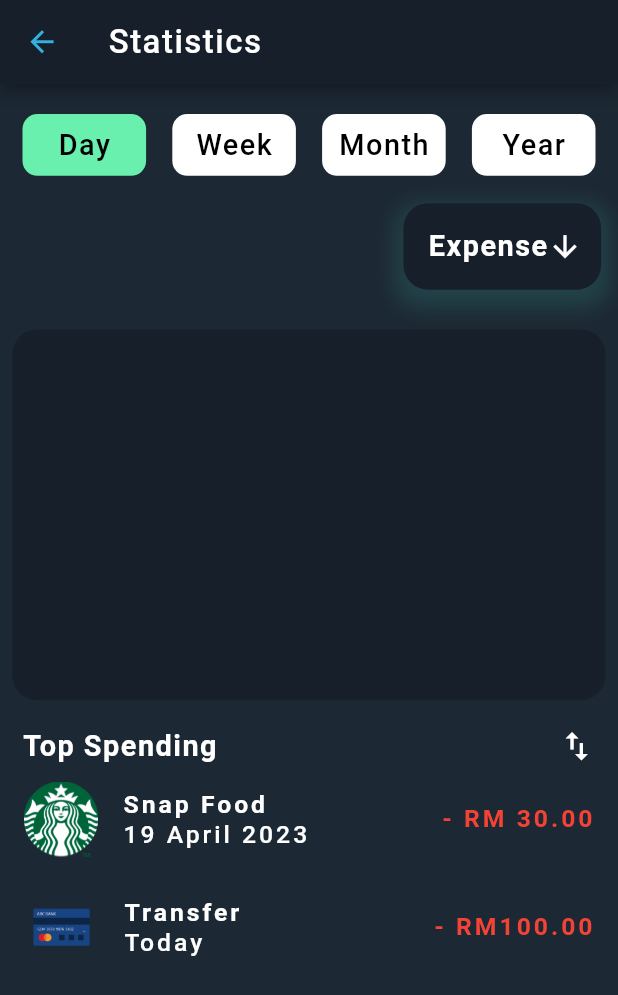
After one commit to AfiqHarith20/Money_Manager, a Flutter app: the StatisticsPage screen opened directly, on a phone screen of 412 x 824 dp. The commit adds this screen. Shown: the top 995 px of the screen. Run offline on Flutter 3.47's test engine with Material 2 defaults, Android fonts, the phone set to English and light mode, and no system bars; our stand-ins replace custom_sliding_segmented_control, google_fonts, keyboard_actions, sizer; missing offline and left inert: speed_dial_fab; Roboto replaces fonts that are missing (Abel, Aubrey).

Commit message:
adding statistic page
chart cannot load

```diff
--- a/lib/data/data.dart
+++ b/lib/data/data.dart
@@ -66,3 +66,20 @@ List<Money> geter() {
   transfer.time = '20 April 2023';
   return [upwork, starbucks, transfer, upwork, starbucks, transfer];
 }
+
+List<Money> geter_top() {
+  Money snap_food = Money();
+  snap_food.time = '19 April 2023';
+  snap_food.image = 'starbuck.png';
+  snap_food.buy = true;
+  snap_food.fee = '- \RM 30.00';
+  snap_food.name = 'Snap Food';
+  Money snap = Money();
+  snap.image = 'credit card 2.png';
+  snap.time = 'Today';
+  snap.buy = true;
+  snap.fee = '- \RM100.00';
+  snap.name = 'Transfer';
+
+  return [snap_food, snap];
+}
--- a/lib/page/drawer_page.dart
+++ b/lib/page/drawer_page.dart
@@ -7,6 +7,7 @@ import 'package:money_manager/constants.dart';
 import 'package:money_manager/page/currencylist_page.dart';
 import 'package:money_manager/page/homepage.dart';
 import 'package:money_manager/page/profile_page.dart';
+import 'package:money_manager/page/statistics_page.dart';
 import 'package:sizer/sizer.dart';
 
 class DrawerPage extends StatelessWidget {
@@ -66,9 +67,16 @@ class DrawerPage extends StatelessWidget {
             onTap: () => {Navigator.of(context).pop()},
           ),
           ListTile(
-            leading: Icon(Icons.receipt_rounded),
-            title: Text('Record'),
-            onTap: () => {Navigator.of(context).pop()},
+            leading: Icon(Icons.auto_graph_rounded),
+            title: Text('Statistics'),
+            onTap: () => {
+              Navigator.push(
+                context,
+                MaterialPageRoute(
+                  builder: (context) => StatisticsPage(),
+                ),
+              ),
+            },
           ),
           ListTile(
             leading: Icon(Icons.currency_exchange_rounded),
--- /dev/null
+++ b/lib/page/statistics_page.dart
@@ -0,0 +1,216 @@
+import 'package:flutter/src/foundation/key.dart';
+import 'package:flutter/src/widgets/framework.dart';
+import 'package:flutter/src/widgets/placeholder.dart';
+import 'package:flutter/material.dart';
+import 'package:google_fonts/google_fonts.dart';
+import 'package:money_manager/constants.dart';
+import 'package:money_manager/data/data.dart';
+import 'package:money_manager/widget/chart.dart';
+import 'package:sizer/sizer.dart';
+
+class StatisticsPage extends StatefulWidget {
+  const StatisticsPage({Key? key}) : super(key: key);
+
+  @override
+  State<StatisticsPage> createState() => _StatisticsPageState();
+}
+
+class _StatisticsPageState extends State<StatisticsPage> {
+  List day = ['Day', 'Week', 'Month', 'Year'];
+  int index_color = 0;
+  @override
+  Widget build(BuildContext context) {
+    return Scaffold(
+      appBar: AppBar(
+        title: Text(
+          "Statistics",
+          style: GoogleFonts.aBeeZee(
+            fontSize: 16.sp,
+            letterSpacing: 1.0,
+            fontWeight: FontWeight.w500,
+            color: kTextColor,
+          ),
+        ),
+      ),
+      body: SafeArea(
+        child: CustomScrollView(
+          slivers: [
+            SliverToBoxAdapter(
+              child: Column(
+                children: [
+                  SizedBox(height: 20),
+                  Padding(
+                    padding: const EdgeInsets.symmetric(horizontal: 15),
+                    child: Row(
+                      mainAxisAlignment: MainAxisAlignment.spaceBetween,
+                      children: [
+                        ...List.generate(
+                          4,
+                          (index) {
+                            return GestureDetector(
+                              onTap: () {
+                                setState(() {
+                                  index_color = index;
+                                });
+                              },
+                              child: Container(
+                                height: 5.h,
+                                width: 20.w,
+                                decoration: BoxDecoration(
+                                  borderRadius: BorderRadius.circular(10),
+                                  color: index_color == index
+                                      ? Colors.greenAccent
+                                      : Colors.white,
+                                ),
+                                alignment: Alignment.center,
+                                child: Text(
+                                  day[index],
+                                  style: GoogleFonts.abel(
+                                    fontSize: 14.sp,
+                                    color: Colors.black,
+                                    fontWeight: FontWeight.w500,
+                                    letterSpacing: 1.0,
+                                  ),
+                                ),
+                              ),
+                            );
+                          },
+                        )
+                      ],
+                    ),
+                  ),
+                  SizedBox(
+                    height: 10,
+                  ),
+                  Padding(
+                    padding: const EdgeInsets.symmetric(horizontal: 3),
+                    child: Row(
+                      mainAxisAlignment: MainAxisAlignment.end,
+                      children: [
+                        Container(
+                          margin: kMargin,
+                          padding: kPadding,
+                          height: 7.h,
+                          width: 32.w,
+                          decoration: BoxDecoration(
+                            boxShadow: [
+                              BoxShadow(
+                                color: Color.fromRGBO(47, 125, 121, 0.3),
+                                offset: Offset(0, 6),
+                                blurRadius: 12,
+                                spreadRadius: 6,
+                              ),
+                            ],
+                            color: kPrimaryColor,
+                            borderRadius: kRadius,
+                          ),
+                          child: Row(
+                            mainAxisAlignment: MainAxisAlignment.spaceAround,
+                            children: [
+                              Text(
+                                "Expense",
+                                style: GoogleFonts.abel(
+                                  fontSize: 14.sp,
+                                  color: kTextColor,
+                                  fontWeight: FontWeight.bold,
+                                  letterSpacing: 1.0,
+                                ),
+                              ),
+                              Icon(
+                                Icons.arrow_downward_sharp,
+                                color: kTextColor,
+                              ),
+                            ],
+                          ),
+                        ),
+                      ],
+                    ),
+                  ),
+                  SizedBox(
+                    height: 10,
+                  ),
+                  Container(
+                    margin: kMargin,
+                    padding: kPadding,
+                    height: 30.h,
+                    width: 100.w,
+                    decoration: BoxDecoration(
+                      color: kPrimaryColor,
+                      borderRadius: kRadius,
+                    ),
+                    // child: Chart(),
+                  ),
+                  SizedBox(
+                    height: 10,
+                  ),
+                  Padding(
+                    padding: const EdgeInsets.symmetric(horizontal: 15),
+                    child: Row(
+                      mainAxisAlignment: MainAxisAlignment.spaceBetween,
+                      children: [
+                        Text(
+                          "Top Spending",
+                          style: GoogleFonts.abel(
+                            fontSize: 14.sp,
+                            color: kTextColor,
+                            fontWeight: FontWeight.bold,
+                            letterSpacing: 1.0,
+                          ),
+                        ),
+                        Icon(
+                          Icons.swap_vert,
+                          size: 25,
+                          color: kTextColor,
+                        ),
+                      ],
+                    ),
+                  )
+                ],
+              ),
+            ),
+            SliverList(
+              delegate: SliverChildBuilderDelegate(
+                (context, index) {
+                  return ListTile(
+                    leading: Image.asset(
+                      'assets/images/${geter_top()[index].image}',
+                      height: 50,
+                    ),
+                    title: Text(
+                      geter_top()[index].name,
+                      style: GoogleFonts.breeSerif(
+                        fontWeight: FontWeight.w600,
+                        color: kTextColor,
+                        fontSize: 12.sp,
+                        letterSpacing: 2.0,
+                      ),
+                    ),
+                    subtitle: Text(
+                      geter_top()[index].time,
+                      style: GoogleFonts.aubrey(
+                        fontWeight: FontWeight.w500,
+                        color: kTextColor,
+                        fontSize: 12.sp,
+                        letterSpacing: 2.0,
+                      ),
+                    ),
+                    trailing: Text(
+                      geter_top()[index].fee,
+                      style: GoogleFonts.aubrey(
+                        fontWeight: FontWeight.w700,
+                        color: Colors.red,
+                        fontSize: 12.sp,
+                        letterSpacing: 2.0,
+                      ),
+                    ),
+                  );
+                },
+                childCount: geter_top().length,
+              ),
+            ),
+          ],
+        ),
+      ),
+    );
+  }
+}
--- a/pubspec.yaml
+++ b/pubspec.yaml
@@ -36,6 +36,7 @@ dependencies:
   intl: ^0.18.1
   http: ^0.13.6
   image_picker: ^0.8.7+5
+  syncfusion_flutter_charts: ^21.2.5
 
 dev_dependencies:
   flutter_test:
```
Also changed, not shown: lib/widget/chart.dart (added, +48 -0 lines), assets/images/credit card.png (deleted), pubspec.lock.
